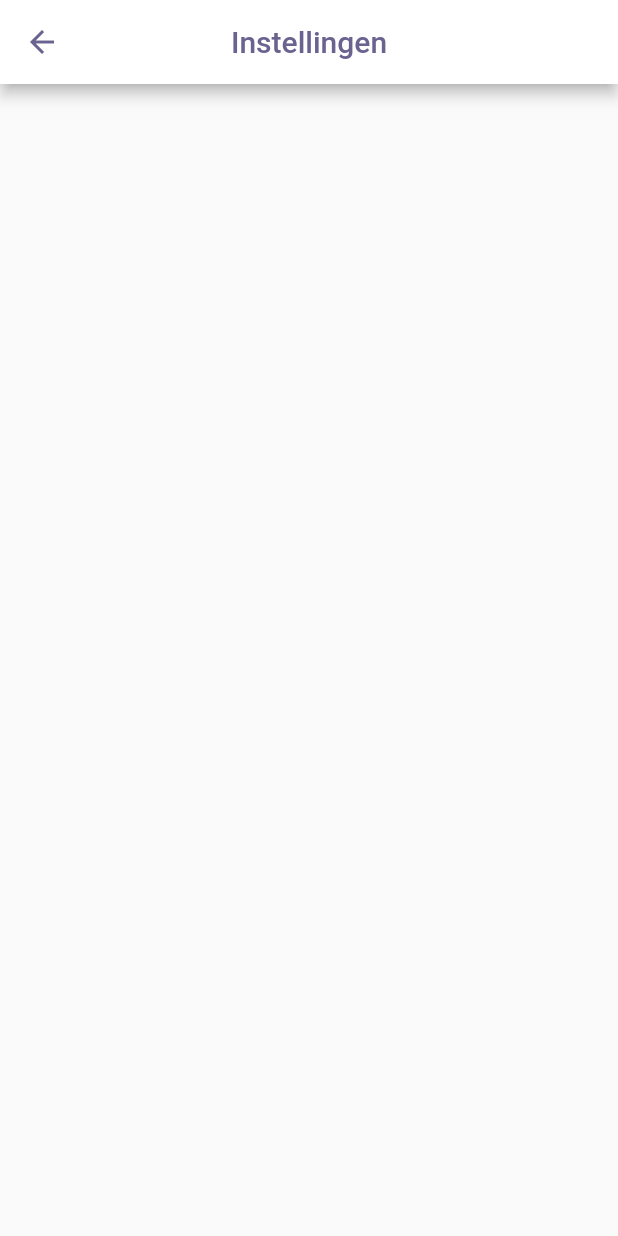
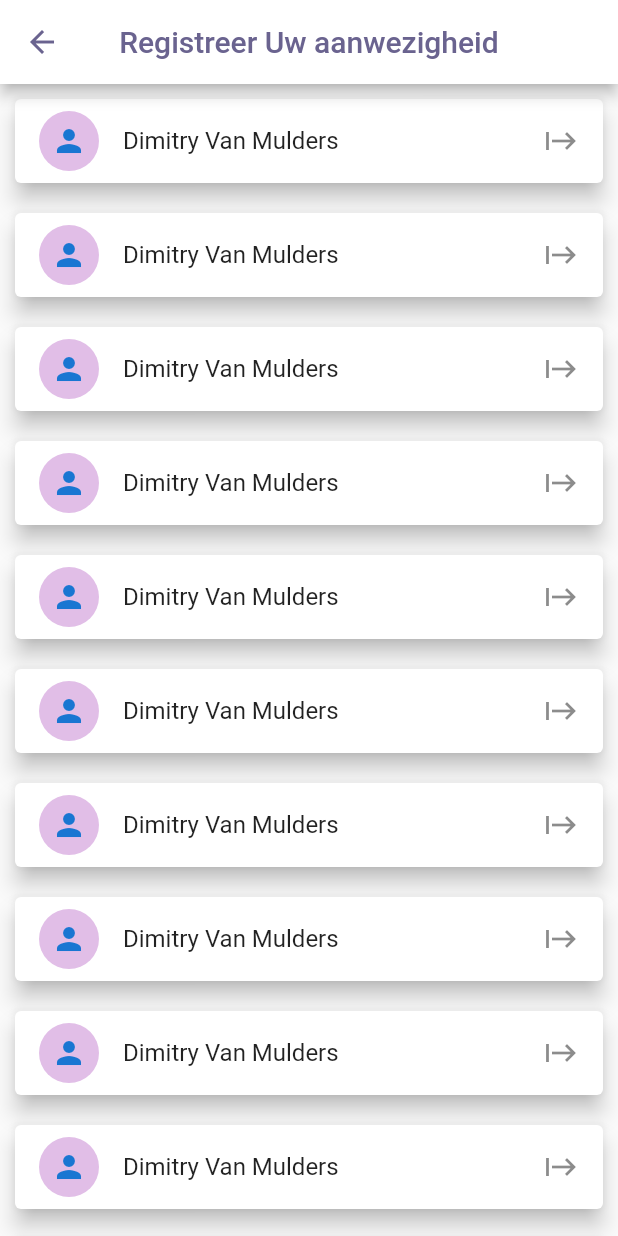
Before and after one commit to Dimyvm/Judo-registration-app, a Flutter app: the RegistrationPage screen opened directly, on a phone screen of 412 x 824 dp. Run offline on Flutter 3.47's test engine with Material 2 defaults, Android fonts, the phone set to English and light mode, and no system bars; our stand-ins replace video_player.

Commit message:
adding registrationPage

```diff
--- a/lib/main.dart
+++ b/lib/main.dart
@@ -1,3 +1,4 @@
+import 'package:JudoRegistration/views/registration_page.dart';
 import 'package:JudoRegistration/views/screensaver_page.dart';
 import 'package:flutter/material.dart';
 import 'package:JudoRegistration/constants.dart';
@@ -41,6 +42,7 @@ class MyApp extends StatelessWidget {
         Routes.pageHome: (context) => const HomePage(),
         Routes.pageSettings: (context) => const SettingsPage(),
         Routes.screensaver: (context) => const ScreensaverPage(),
+        Routes.registration: ((context) => const RegistrationPage()),
       },
     );
   }
--- a/lib/views/registration_page.dart
+++ b/lib/views/registration_page.dart
@@ -1,4 +1,3 @@
-
 import 'package:flutter/material.dart';
 
 class RegistrationPage extends StatelessWidget {
@@ -8,12 +7,28 @@ class RegistrationPage extends StatelessWidget {
   Widget build(BuildContext context) {
     return Scaffold(
       appBar: AppBar(
-
-        title: const Text('Instellingen'),
+        title: const Text('Registreer Uw aanwezigheid'),
         centerTitle: true,
-
       ),
-
+      body: Center(
+        child: ListView.builder(
+          itemCount: 50,
+          itemBuilder: (BuildContext context, int index) {
+            return Card(
+              elevation: 6,
+              margin: const EdgeInsets.all(10),
+              child: ListTile(
+                leading: CircleAvatar(
+                  backgroundColor: Colors.purple[100],
+                  child: const Icon(Icons.person),
+                ),
+                title: const Text('Dimitry Van Mulders'),
+                trailing: const Icon(Icons.start_outlined),
+              ),
+            );
+          },
+        ),
+      ),
     );
   }
 }
--- a/lib/widgets/event_line_stroke.dart
+++ b/lib/widgets/event_line_stroke.dart
@@ -28,7 +28,8 @@ class EventLineStroke extends StatelessWidget {
               start: DateTime(2022, 6, 28, 21, 30),
               end: DateTime(2022, 6, 28, 21, 30),
               title: "title",
-              comment: "comment"),
+              comment: "comment",
+              scale: 3,),
           Positioned(
             left: 0,
             top: timeline * 3 - 300,
```
Also changed, not shown: lib/views/home_page.dart (+13 -65 lines), lib/widgets/day_view.dart (+1 -7 lines), lib/widgets/event_tile.dart (+18 -4 lines).
